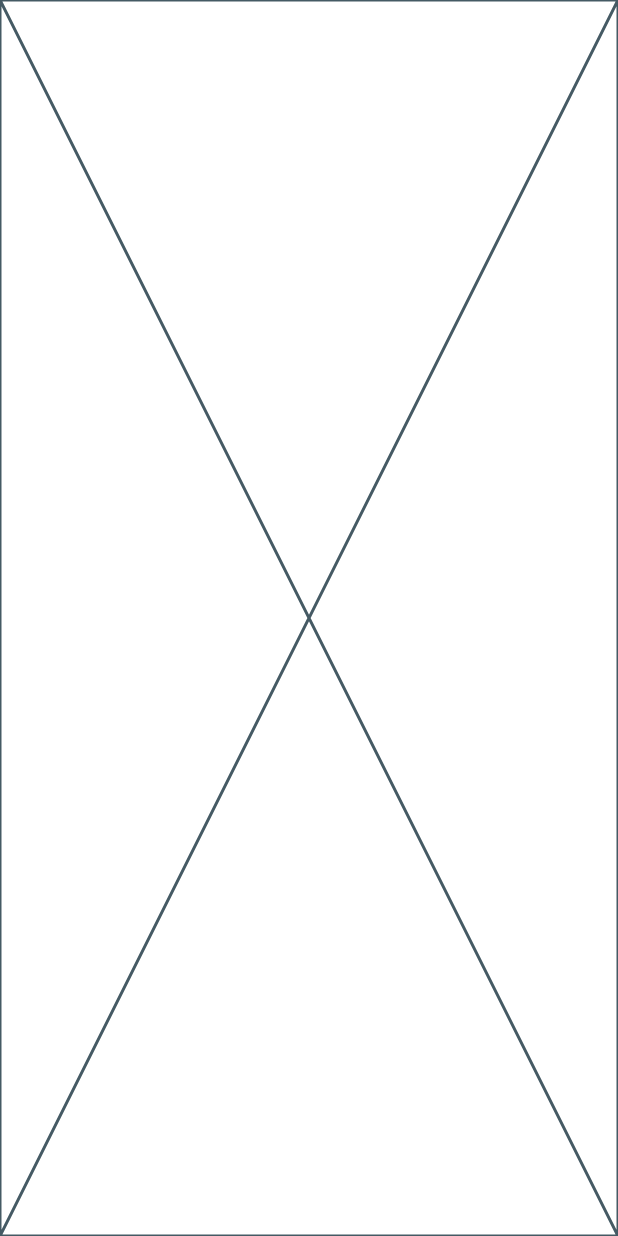
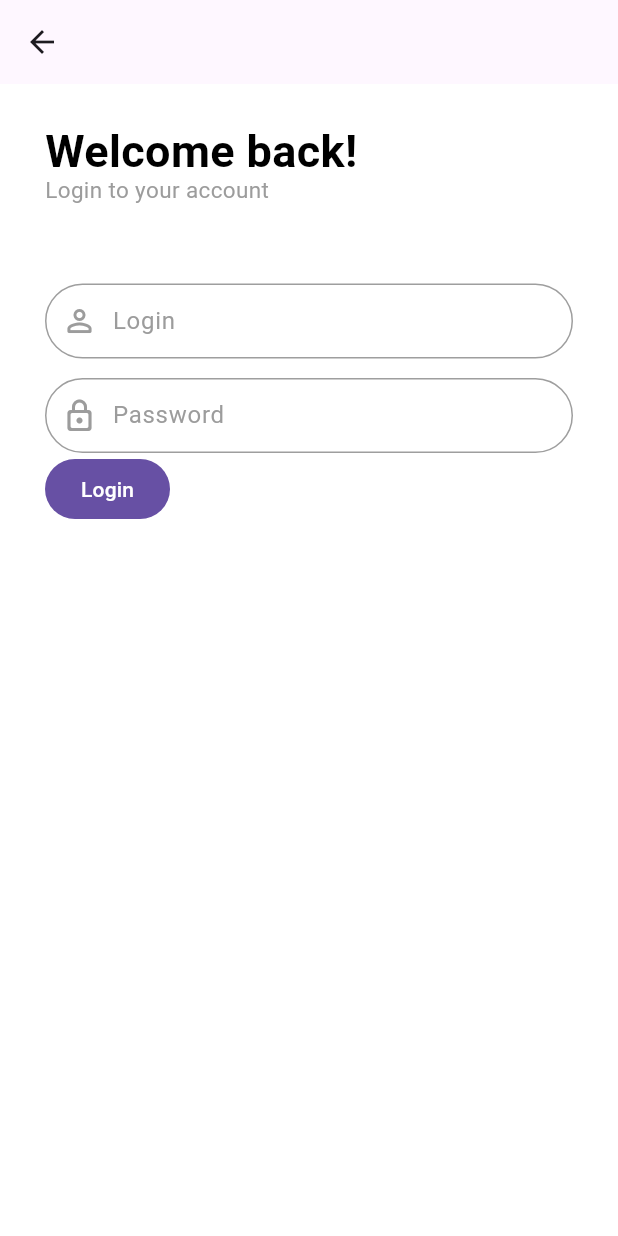
Before and after one commit to mevyst2003/MobileAppProject, a Flutter app: the screen it shows after launch, after a tap on "Let's Go!", on a phone screen of 412 x 824 dp. Run offline on Flutter 3.47's test engine with Material 3 defaults, Android fonts, the phone set to English and light mode, and no system bars.

Commit message:
Update loign.dart

```diff
--- a/mobileappproject/lib/loign.dart
+++ b/mobileappproject/lib/loign.dart
@@ -1,10 +1,108 @@
 import 'package:flutter/material.dart';
+import 'package:flutter/widgets.dart';
 
 class Loign extends StatelessWidget {
   const Loign({super.key});
 
   @override
   Widget build(BuildContext context) {
-    return const Placeholder();
+    return Scaffold(
+      appBar: AppBar(
+        leading: IconButton(
+          icon: const Icon(Icons.arrow_back),
+          onPressed: () {
+            Navigator.pop(context);
+          },
+        ),
+      ),
+      body: Container(
+        decoration: const BoxDecoration(color: Colors.white),
+        child: Padding(
+          padding: const EdgeInsets.symmetric(horizontal: 30),
+          child: Column(
+            crossAxisAlignment: CrossAxisAlignment.start,
+            children: [
+              const SizedBox(height: 30),
+              const Text(
+                "Welcome back!",
+                style: TextStyle(
+                  fontWeight: FontWeight.w600,
+                  color: Colors.black,
+                  fontSize: 30,
+                  height: 1.0,
+                ),
+              ),
+              const Text(
+                "Login to your account",
+                style: TextStyle(
+                  color: Color.fromARGB(255, 156, 156, 156),
+                  fontSize: 15,
+                  height: 1.5,
+                ),
+              ),
+              const SizedBox(height: 50),
+              Container(
+                padding: const EdgeInsets.symmetric(horizontal: 10),
+                decoration: BoxDecoration(
+                  color: Colors.white,
+                  borderRadius: BorderRadius.circular(30),
+                  border: Border.all(color: Colors.grey),
+                ),
+                child: const Row(
+                  children: [
+                    Icon(
+                      Icons.person_outline_rounded,
+                      color: Color.fromARGB(255, 156, 156, 156),
+                    ),
+                    SizedBox(width: 10),
+                    Expanded(
+                      child: TextField(
+                        decoration: InputDecoration(
+                          border: InputBorder.none,
+                          hintText: "Login",
+                          hintStyle: TextStyle(
+                              color: Color.fromARGB(255, 156, 156, 156),
+                              fontWeight: FontWeight.normal),
+                        ),
+                      ),
+                    ),
+                  ],
+                ),
+              ),
+              const SizedBox(height: 13),
+              Container(
+                padding: const EdgeInsets.symmetric(horizontal: 10),
+                decoration: BoxDecoration(
+                  color: Colors.white,
+                  borderRadius: BorderRadius.circular(30),
+                  border: Border.all(color: Colors.grey),
+                ),
+                child: const Row(
+                  children: [
+                    Icon(
+                      Icons.lock_outline_rounded,
+                      color: Color.fromARGB(255, 156, 156, 156),
+                    ),
+                    SizedBox(width: 10),
+                    Expanded(
+                      child: TextField(
+                        decoration: InputDecoration(
+                          border: InputBorder.none,
+                          hintText: "Password",
+                          hintStyle: TextStyle(
+                              color: Color.fromARGB(255, 156, 156, 156),
+                              fontWeight: FontWeight.normal),
+                        ),
+                      ),
+                    ),
+                  ],
+                ),
+              ),
+              FilledButton(onPressed: (){}, child: Text("Login"))
+            ],
+          ),
+        ),
+      ),
+    );
   }
 }
```
